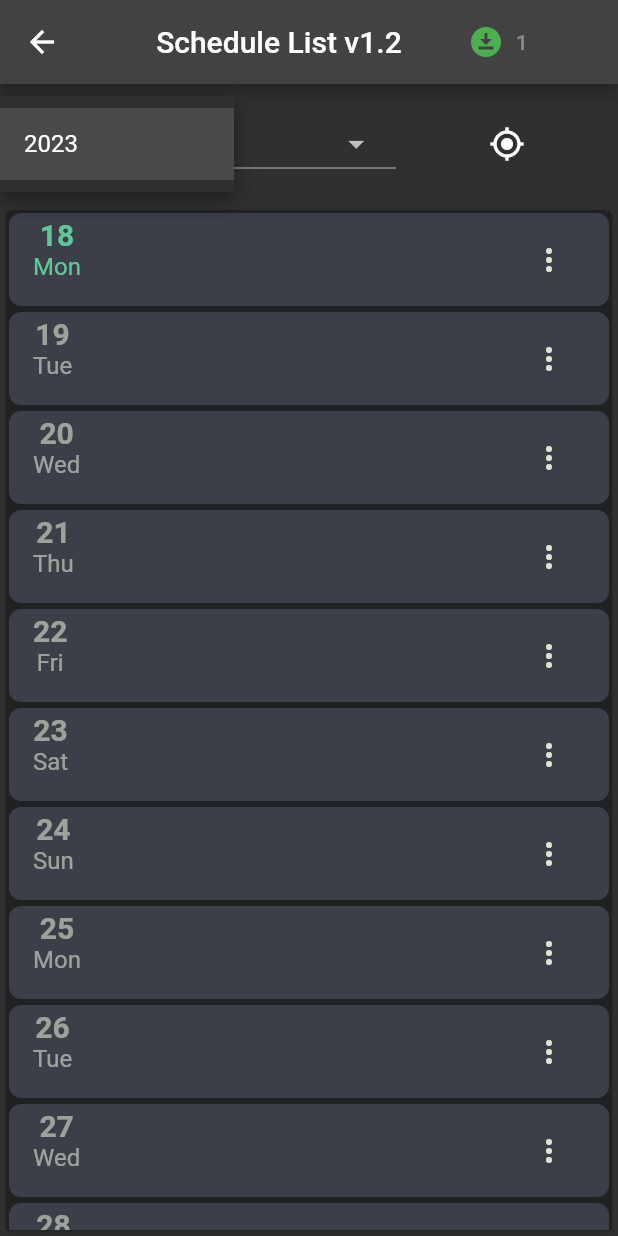
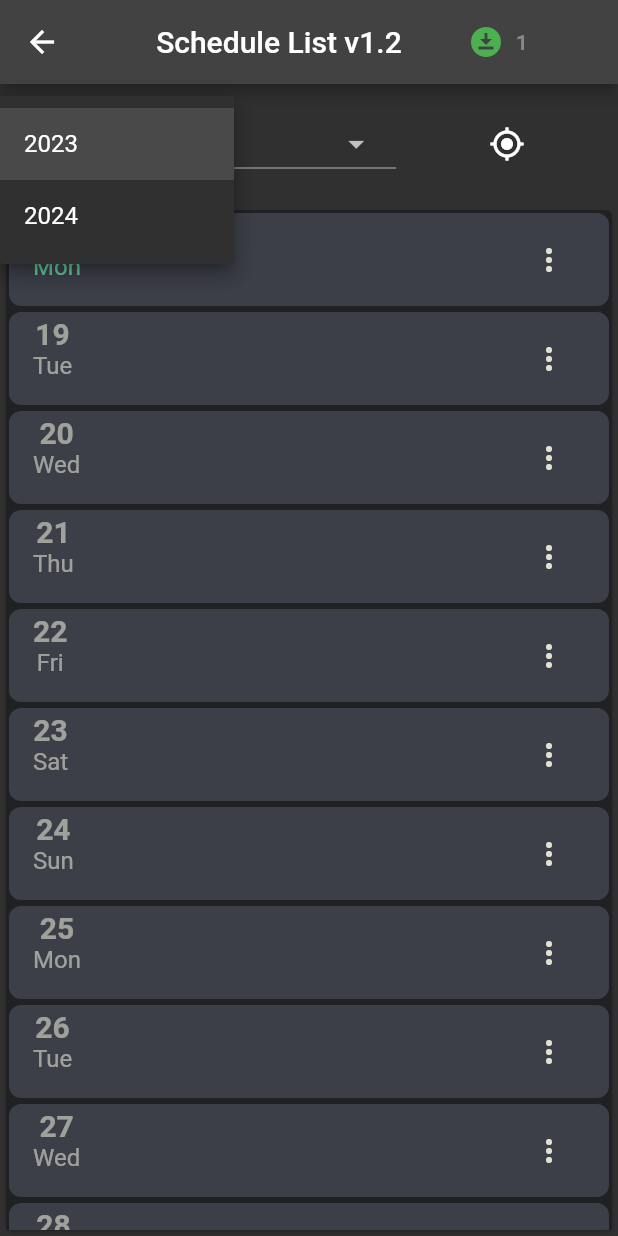
Before and after one commit to petercsakany/shiftrek, a Flutter app: the ScheduleList screen opened directly, after a tap on "2023", on a phone screen of 412 x 824 dp. Run offline on Flutter 3.47's test engine with Material 2 defaults, Android fonts, the phone set to English and light mode, and no system bars; drawn by our look-alikes of scrollable_positioned_list; our stand-ins replace cloud_firestore, firebase_core; accounts and stored records are empty; generated files the repository leaves out were written again.

Commit message:
Dropdown year fix

```diff
--- a/lib/widgets/month_dropdown.dart
+++ b/lib/widgets/month_dropdown.dart
@@ -18,8 +18,8 @@ class MonthDropDown extends StatelessWidget {
           DropdownMenuItem(
             value: i,
             child: Text(DateTime.now().month == i
-                ? DateFormat.MMMM().format(DateTime(2023, i))
-                : DateFormat.MMMM().format(DateTime(2023, i))),
+                ? DateFormat.MMMM().format(DateTime(shiftProvider.year, i))
+                : DateFormat.MMMM().format(DateTime(shiftProvider.year, i))),
           ),
       ],
       onChanged: (value) {
--- a/lib/widgets/year_dropdown.dart
+++ b/lib/widgets/year_dropdown.dart
@@ -17,6 +17,10 @@ class YearDropDown extends StatelessWidget {
           value: 2023,
           child: Text('2023'),
         ),
+        DropdownMenuItem(
+          value: 2024,
+          child: Text('2024'),
+        ),
       ],
       onChanged: (value) {
         shiftProvider.year = value!;
```
